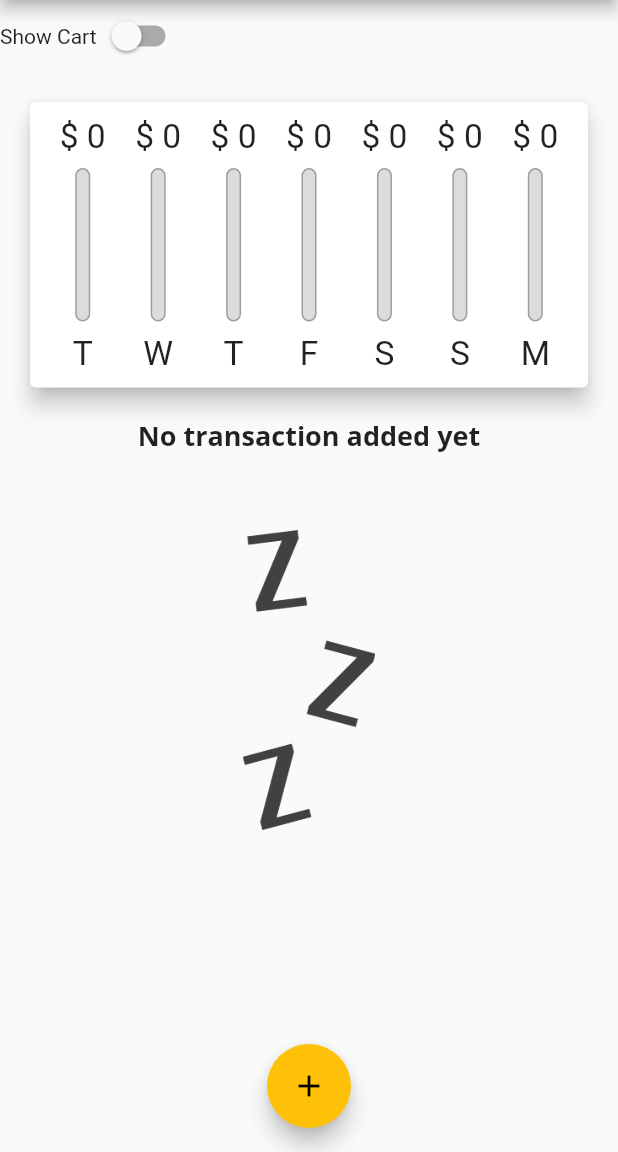
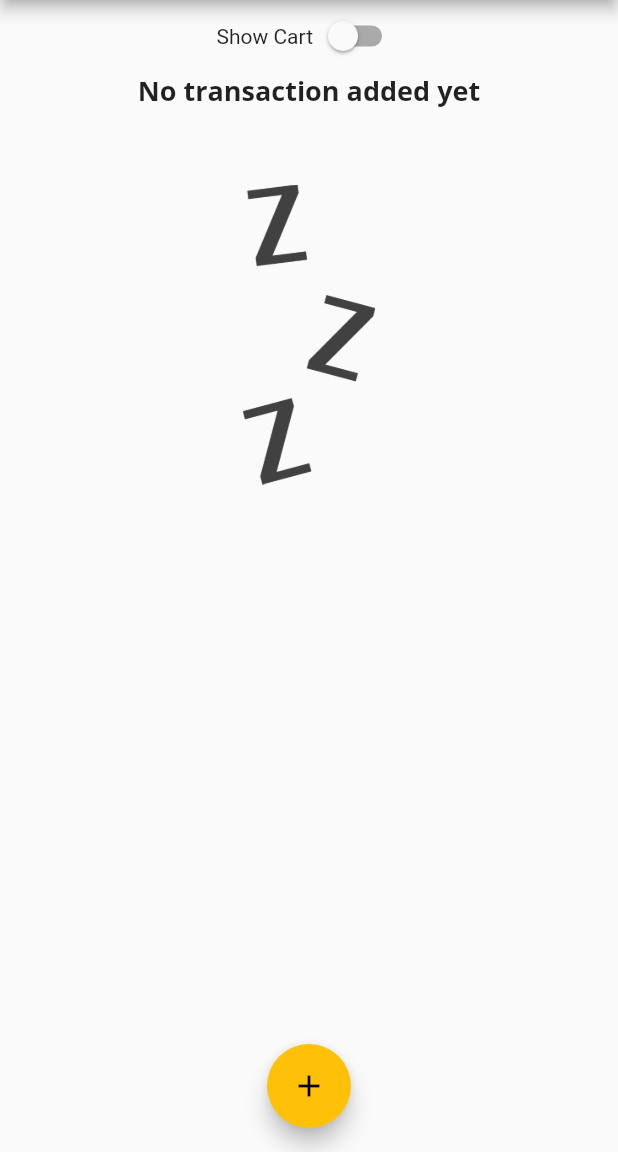
Before and after one commit to IvanSetiawan2001/Expenses_app, a Flutter app: the screen it shows after launch, on a phone screen of 412 x 824 dp, the part 84-1236 px from its top. Run offline on Flutter 3.47's test engine with Material 2 defaults, Android fonts, the phone set to English and light mode, and no system bars.

```diff
--- a/lib/main.dart
+++ b/lib/main.dart
@@ -138,6 +138,7 @@ class _MyHomePageState extends State<MyHomePage> {
           crossAxisAlignment: CrossAxisAlignment.stretch,
           children: [
             Row(
+              mainAxisAlignment: MainAxisAlignment.center,
               children: [
                 Text('Show Cart'),
                 Switch(
@@ -150,18 +151,20 @@ class _MyHomePageState extends State<MyHomePage> {
                 ),
               ],
             ),
-            Container(
-                height: (MediaQuery.of(context).size.height -
-                        appBar.preferredSize.height -
-                        MediaQuery.of(context).padding.top) *
-                    0.3,
-                child: Chart(_recentTransaction)),
-            Container(
-                height: (MediaQuery.of(context).size.height -
-                        appBar.preferredSize.height -
-                        MediaQuery.of(context).padding.top) *
-                    0.7,
-                child: TransactionList(_userTransaction, _deleteTransaction))
+            _showChart
+                ? Container(
+                    height: (MediaQuery.of(context).size.height -
+                            appBar.preferredSize.height -
+                            MediaQuery.of(context).padding.top) *
+                        0.7,
+                    child: Chart(_recentTransaction))
+                : Container(
+                    height: (MediaQuery.of(context).size.height -
+                            appBar.preferredSize.height -
+                            MediaQuery.of(context).padding.top) *
+                        0.7,
+                    child:
+                        TransactionList(_userTransaction, _deleteTransaction))
           ],
         ),
       ),
```
